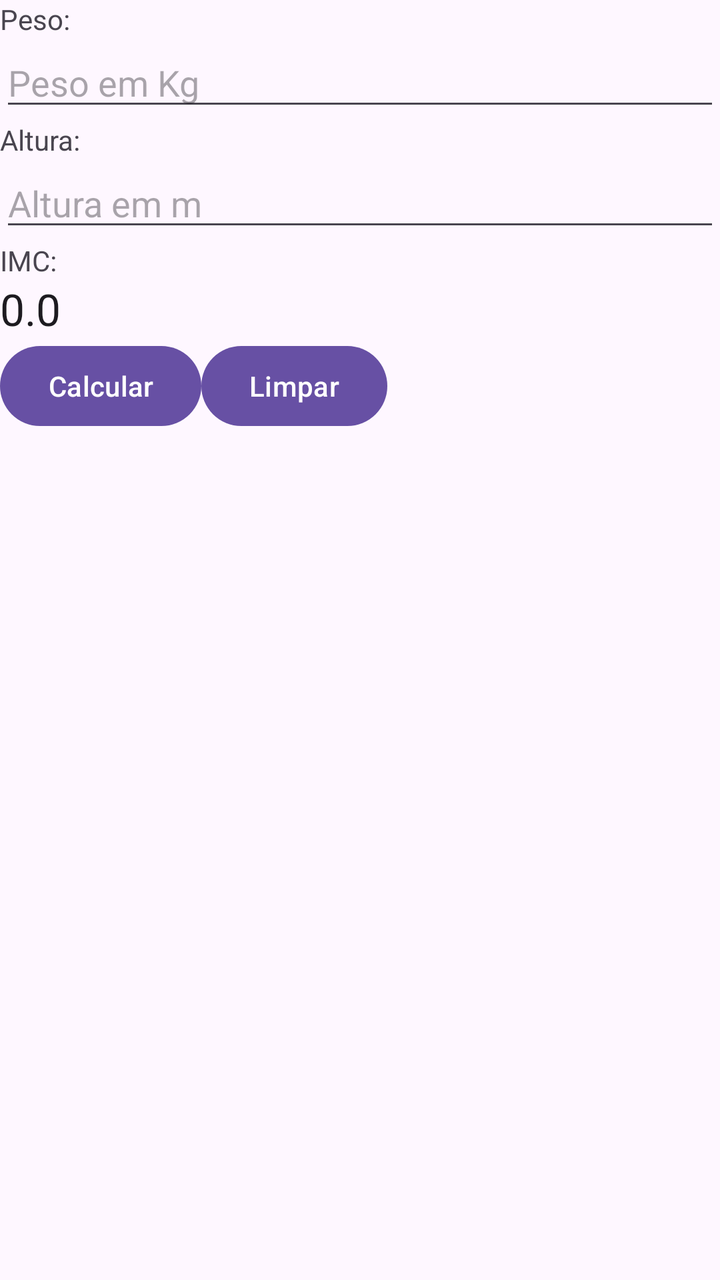
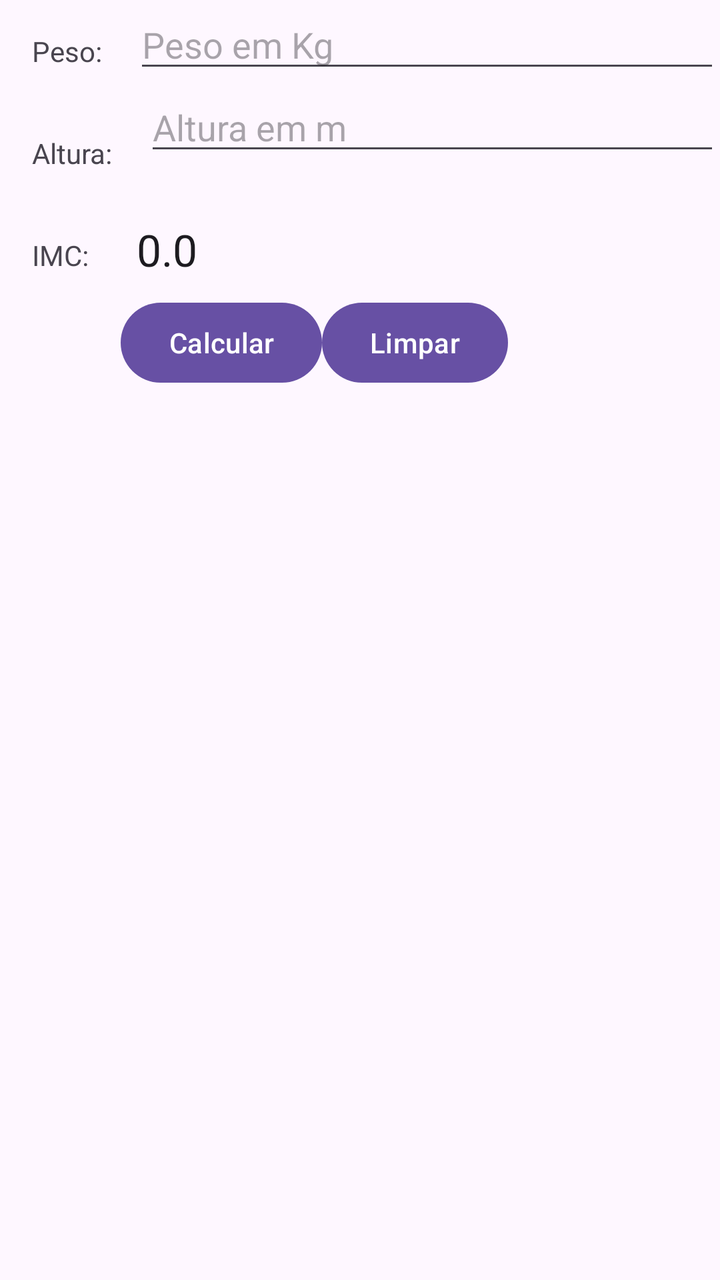

Before-and-after screenshots of an Android layout around one commit, followed by the original layout XML and the change that was made.
<!-- AndroidManifest.xml: application theme Theme.CalculaIMC -->
<!-- res/layout/activity_main.xml -->
<?xml version="1.0" encoding="utf-8"?>
<LinearLayout xmlns:android="http://schemas.android.com/apk/res/android"
    xmlns:app="http://schemas.android.com/apk/res-auto"
    xmlns:tools="http://schemas.android.com/tools"
    android:id="@+id/main"
    android:orientation="vertical"
    android:layout_width="match_parent"
    android:layout_height="match_parent"
    tools:context=".MainActivity">

    <TextView
        android:layout_width="wrap_content"
        android:layout_height="wrap_content"
        android:text="Peso:" />

    <EditText
        android:id="@+id/etPeso"
        android:layout_width="match_parent"
        android:layout_height="wrap_content"
        android:inputType="numberDecimal"
        android:hint="Peso em Kg"/>

    <TextView
        android:layout_width="wrap_content"
        android:layout_height="wrap_content"
        android:text="Altura:" />

    <EditText
        android:id="@+id/etAltura"
        android:layout_width="match_parent"
        android:layout_height="wrap_content"
        android:inputType="numberDecimal"
        android:hint="Altura em m"/>

    <TextView
        android:layout_width="wrap_content"
        android:layout_height="wrap_content"
        android:text="IMC:" />

    <TextView
        android:id="@+id/tvResultado"
        android:layout_width="wrap_content"
        android:layout_height="wrap_content"
        android:textAppearance="@android:style/TextAppearance.Large"
        android:text="0.0" />

    <LinearLayout
        android:layout_width="match_parent"
        android:layout_height="wrap_content"
        android:orientation="horizontal">

        <Button
            android:id="@+id/btCalcular"
            android:layout_width="wrap_content"
            android:layout_height="wrap_content"
            android:text="Calcular" />

        <Button
            android:id="@+id/btLimpar"
            android:layout_width="wrap_content"
            android:layout_height="wrap_content"
            android:text="Limpar" />

    </LinearLayout>

</LinearLayout>
<!-- resources referenced by this layout -->
<resources>
  <style name="Theme.CalculaIMC" parent="Base.Theme.CalculaIMC" />
  <style name="Base.Theme.CalculaIMC" parent="Theme.Material3.DayNight.NoActionBar">
          
          
      </style>
</resources>

<!-- the commit's change to res/layout/activity_main.xml (unified diff, before → after) -->
@@ -1,66 +1,88 @@
 <?xml version="1.0" encoding="utf-8"?>
-<LinearLayout xmlns:android="http://schemas.android.com/apk/res/android"
+<androidx.constraintlayout.widget.ConstraintLayout xmlns:android="http://schemas.android.com/apk/res/android"
     xmlns:app="http://schemas.android.com/apk/res-auto"
     xmlns:tools="http://schemas.android.com/tools"
     android:id="@+id/main"
-    android:orientation="vertical"
     android:layout_width="match_parent"
     android:layout_height="match_parent"
     tools:context=".MainActivity">
 
     <TextView
+        android:id="@+id/tvPeso"
         android:layout_width="wrap_content"
         android:layout_height="wrap_content"
-        android:text="Peso:" />
+        android:padding="16dp"
+        android:text="Peso:"
+        app:layout_constraintStart_toStartOf="parent"
+        app:layout_constraintTop_toTopOf="parent" />
+        
 
     <EditText
         android:id="@+id/etPeso"
-        android:layout_width="match_parent"
+        android:layout_width="0dp"
         android:layout_height="wrap_content"
         android:inputType="numberDecimal"
-        android:hint="Peso em Kg"/>
+        android:hint="Peso em Kg"
+        app:layout_constraintStart_toEndOf="@id/tvPeso"
+        app:layout_constraintTop_toTopOf="parent"
+        app:layout_constraintEnd_toEndOf="parent"/>
 
     <TextView
+        android:id="@+id/tvAltura"
         android:layout_width="wrap_content"
         android:layout_height="wrap_content"
-        android:text="Altura:" />
+        android:padding="16dp"
+        android:text="Altura:"
+        app:layout_constraintStart_toStartOf="@id/tvPeso"
+        app:layout_constraintTop_toBottomOf="@id/tvPeso"/>
 
     <EditText
         android:id="@+id/etAltura"
-        android:layout_width="match_parent"
+        android:layout_width="0dp"
         android:layout_height="wrap_content"
         android:inputType="numberDecimal"
-        android:hint="Altura em m"/>
+        android:hint="Altura em m"
+        app:layout_constraintStart_toEndOf="@id/tvAltura"
+        app:layout_constraintTop_toBottomOf="@id/etPeso"
+        app:layout_constraintEnd_toEndOf="parent"/>
 
     <TextView
+        android:id="@+id/tvIMC"
         android:layout_width="wrap_content"
         android:layout_height="wrap_content"
-        android:text="IMC:" />
+        android:padding="16dp"
+        android:text="IMC:"
+        app:layout_constraintStart_toStartOf="@id/tvAltura"
+        app:layout_constraintTop_toBottomOf="@id/tvAltura"/>
 
     <TextView
         android:id="@+id/tvResultado"
         android:layout_width="wrap_content"
         android:layout_height="wrap_content"
         android:textAppearance="@android:style/TextAppearance.Large"
-        android:text="0.0" />
+        android:padding="8dp"
+        android:text="0.0"
+        app:layout_constraintStart_toEndOf="@id/tvIMC"
+        app:layout_constraintTop_toTopOf="@id/tvIMC" />
 
-    <LinearLayout
-        android:layout_width="match_parent"
+    <Button
+        android:id="@+id/btCalcular"
+        android:layout_width="wrap_content"
         android:layout_height="wrap_content"
-        android:orientation="horizontal">
+        android:text="Calcular"
+        app:layout_constraintStart_toStartOf="@id/tvResultado"
+        app:layout_constraintTop_toBottomOf="@id/tvResultado" />
 
-        <Button
-            android:id="@+id/btCalcular"
-            android:layout_width="wrap_content"
-            android:layout_height="wrap_content"
-            android:text="Calcular" />
+    <Button
+        android:id="@+id/btLimpar"
+        android:layout_width="wrap_content"
+        android:layout_height="wrap_content"
+        android:text="Limpar"
+        app:layout_constraintStart_toEndOf="@id/btCalcular"
+        app:layout_constraintTop_toTopOf="@id/btCalcular"/>
 
-        <Button
-            android:id="@+id/btLimpar"
-            android:layout_width="wrap_content"
-            android:layout_height="wrap_content"
-            android:text="Limpar" />
 
-    </LinearLayout>
 
-</LinearLayout>
+    
+
+</androidx.constraintlayout.widget.ConstraintLayout>
